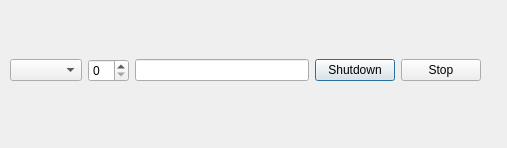
Old version of the form src/dialog.ui in the repository lennykey/pQtShutdown.
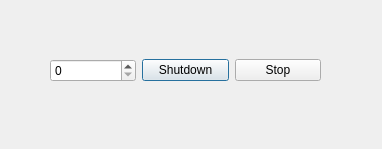
New version of the form.

Patch:
```diff
--- a/src/dialog.ui
+++ b/src/dialog.ui
@@ -2,50 +2,55 @@
 <ui version="4.0">
  <class>Dialog</class>
  <widget class="QDialog" name="Dialog">
+  <property name="enabled">
+   <bool>true</bool>
+  </property>
   <property name="geometry">
    <rect>
     <x>0</x>
     <y>0</y>
-    <width>507</width>
-    <height>148</height>
+    <width>382</width>
+    <height>149</height>
    </rect>
   </property>
+  <property name="minimumSize">
+   <size>
+    <width>382</width>
+    <height>149</height>
+   </size>
+  </property>
+  <property name="maximumSize">
+   <size>
+    <width>382</width>
+    <height>149</height>
+   </size>
+  </property>
   <property name="windowTitle">
    <string>Dialog</string>
   </property>
-  <widget class="QWidget" name="">
+  <property name="autoFillBackground">
+   <bool>false</bool>
+  </property>
+  <property name="sizeGripEnabled">
+   <bool>false</bool>
+  </property>
+  <property name="modal">
+   <bool>false</bool>
+  </property>
+  <widget class="QWidget" name="layoutWidget">
    <property name="geometry">
     <rect>
-     <x>10</x>
-     <y>40</y>
-     <width>471</width>
-     <height>61</height>
+     <x>50</x>
+     <y>20</y>
+     <width>271</width>
+     <height>101</height>
     </rect>
    </property>
    <layout class="QHBoxLayout" name="horizontalLayout">
     <item>
-     <widget class="QComboBox" name="comboBox">
-      <property name="editable">
-       <bool>false</bool>
-      </property>
-      <property name="duplicatesEnabled">
-       <bool>false</bool>
-      </property>
-     </widget>
-    </item>
-    <item>
-     <widget class="QSpinBox" name="spinBox"/>
-    </item>
-    <item>
-     <widget class="QLineEdit" name="password">
-      <property name="inputMask">
-       <string/>
-      </property>
-      <property name="text">
-       <string/>
-      </property>
-      <property name="echoMode">
-       <enum>QLineEdit::Password</enum>
+     <widget class="QSpinBox" name="spinBox">
+      <property name="toolTip">
+       <string extracomment="Minuten eingeben">Minuten eingeben</string>
       </property>
      </widget>
     </item>
```
Left out of the diff: 8 changed lines with no effect on the pictures.
